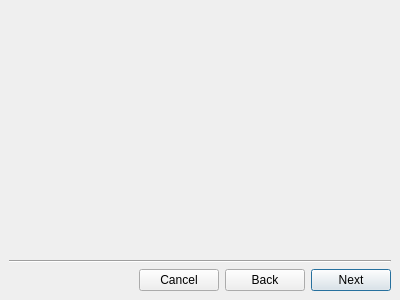
This is setup/dialogs/wizard.ui in veyon/veyon as Qt 5 draws it before an edit. The edited form follows.
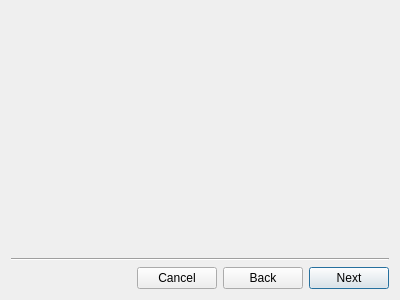
This is the edited form. Icons and pictures are not drawn.

The edit to the form file:
```diff
--- a/setup/dialogs/wizard.ui
+++ b/setup/dialogs/wizard.ui
@@ -9,10 +9,8 @@
     <height>300</height>
    </rect>
   </property>
-  <property name="sizePolicy" >
-   <sizepolicy>
-    <hsizetype>5</hsizetype>
-    <vsizetype>5</vsizetype>
+  <property name="sizePolicy">
+   <sizepolicy hsizetype="Preferred" vsizetype="Preferred">
     <horstretch>0</horstretch>
     <verstretch>0</verstretch>
    </sizepolicy>
@@ -23,29 +21,23 @@
   <property name="windowIcon" >
    <iconset resource="../setup.qrc" >:/resources/setup.png</iconset>
   </property>
-  <layout class="QVBoxLayout" >
-   <property name="margin" >
-    <number>9</number>
-   </property>
-   <property name="spacing" >
+  <layout class="QVBoxLayout" name="_2">
+   <property name="spacing">
     <number>6</number>
    </property>
    <item>
-    <widget class="QWidget" native="1" name="contentWidget" />
+    <widget class="QWidget" name="contentWidget" native="true"/>
    </item>
    <item>
-    <widget class="Line" name="line" >
-     <property name="orientation" >
+    <widget class="Line" name="line">
+     <property name="orientation">
       <enum>Qt::Horizontal</enum>
      </property>
     </widget>
    </item>
    <item>
-    <layout class="QHBoxLayout" >
-     <property name="margin" >
-      <number>0</number>
-     </property>
-     <property name="spacing" >
+    <layout class="QHBoxLayout" name="_3">
+     <property name="spacing">
       <number>6</number>
      </property>
      <item>
@@ -62,8 +54,8 @@
       </spacer>
      </item>
      <item>
-      <widget class="QPushButton" name="cancelButton" >
-       <property name="text" >
+      <widget class="QPushButton" name="cancelButton">
+       <property name="text">
         <string>Cancel</string>
        </property>
        <property name="icon" >
@@ -72,8 +64,8 @@
       </widget>
      </item>
      <item>
-      <widget class="QPushButton" name="backButton" >
-       <property name="text" >
+      <widget class="QPushButton" name="backButton">
+       <property name="text">
         <string>Back</string>
        </property>
        <property name="icon" >
@@ -82,8 +74,8 @@
       </widget>
      </item>
      <item>
-      <widget class="QPushButton" name="nextButton" >
-       <property name="text" >
+      <widget class="QPushButton" name="nextButton">
+       <property name="text">
         <string>Next</string>
        </property>
        <property name="icon" >
```
Left out of the diff: 43 changed lines with no effect on the pictures.
